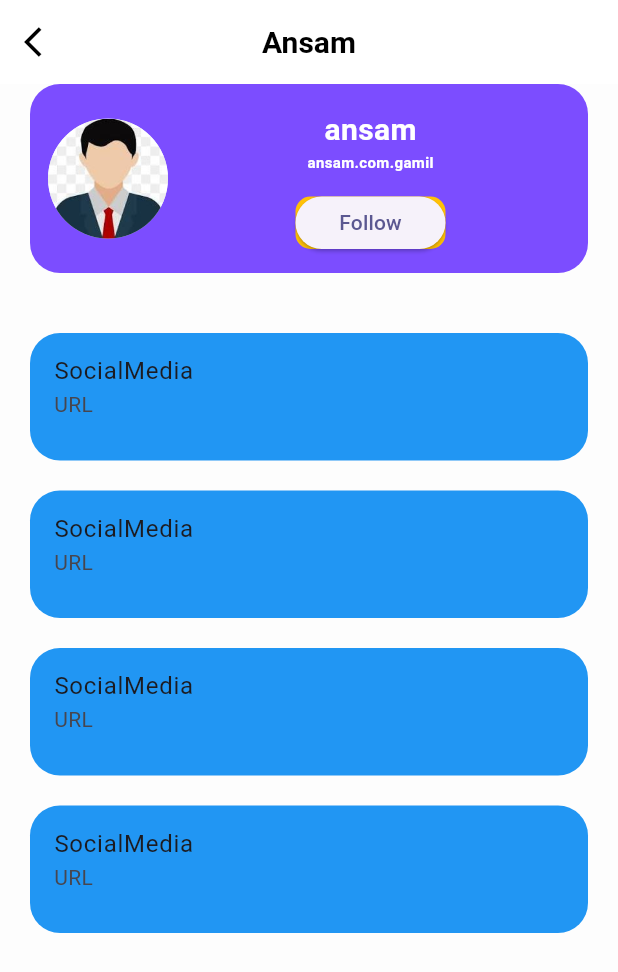
After one commit to rawan-alwadiya/betweenerApp, a Flutter app: the FriendProfile screen opened directly, on a phone screen of 412 x 824 dp. The commit adds this screen. Shown: the top 972 px of the screen. Run offline on Flutter 3.47's test engine with Material 2 defaults, Android fonts, the phone set to English and light mode, and no system bars; drawn by our look-alikes of flutter_slidable; our stand-ins replace flutter_svg, font_awesome_flutter.

Commit message:
add  new file

```diff
--- a/lib/core/util/assets.dart
+++ b/lib/core/util/assets.dart
@@ -2,4 +2,5 @@ class AssetsData {
   static const onBoardingImage = 'assets/imgs/onboarding.svg';
   static const authImage = 'assets/imgs/auth.svg';
   static const qrImage = 'assets/imgs/qr_code.png';
+  static const user = 'assets/imgs/user.jpg';
 }
--- /dev/null
+++ b/lib/features/FriendProfile/SlidableFriend.dart
@@ -0,0 +1,55 @@
+
+import 'package:flutter/material.dart';
+import 'package:flutter_slidable/flutter_slidable.dart';
+
+
+
+class SlidableSocialFriend extends StatelessWidget {
+
+  final String URL;
+  final String SocialMedia;
+
+  SlidableSocialFriend(this.URL, this.SocialMedia);
+
+  @override
+  Widget build(BuildContext context) {
+    return Slidable(
+       endActionPane:  ActionPane(motion: BehindMotion(),
+            children: [
+              Container(
+                width: 85,
+                height: double.infinity,
+                margin: EdgeInsets.symmetric(horizontal: 5,vertical: 5),
+                child: SlidableAction(
+                  backgroundColor: Colors.green,
+                  icon: Icons.edit,
+                  onPressed:(context){},
+                ),
+              ),
+              Container(
+                width: 85,
+                height: double.infinity,
+                margin: EdgeInsets.symmetric(horizontal: 5,vertical: 5),
+                child: SlidableAction(
+                  backgroundColor: Colors.red,
+                  icon: Icons.delete,
+                  onPressed:(context){},
+                ),
+              )
+            ],),
+          child: Container(
+            width: double.infinity,
+            height: 85,
+            margin: EdgeInsets.symmetric(vertical: 10,horizontal: 20),
+            decoration: BoxDecoration(
+              color: Colors.blue,
+              borderRadius: BorderRadius.circular(20)
+            ),
+            child: ListTile(
+              title: Text('$SocialMedia'),
+              subtitle: Text('$URL'),
+            ),
+          ),
+        );
+  }
+}
--- /dev/null
+++ b/lib/features/FriendProfile/identificationFriend.dart
@@ -0,0 +1,66 @@
+import 'package:flutter/material.dart';
+
+import '../../core/util/assets.dart';
+
+class identificationFriend extends StatelessWidget {
+
+  final String name;
+  final String email;
+
+
+
+  identificationFriend({this.name = 'ansam', this.email= 'ansam.com.gamil'});
+
+  @override
+  Widget build(BuildContext context) {
+    return Container(
+      height: 126,
+      width: 350,
+       margin: EdgeInsets.symmetric(horizontal: 20),
+      decoration: BoxDecoration(
+        color: Colors.deepPurpleAccent,
+        borderRadius: BorderRadius.circular(20),
+      ),
+
+      child: Row(
+        crossAxisAlignment: CrossAxisAlignment.start,
+        children: [
+          SizedBox(
+            width: 12,
+          ),
+          Center(
+            child: CircleAvatar(
+              maxRadius: 40,
+              backgroundImage: AssetImage(AssetsData.user),
+            ),
+          ),
+          Spacer(),
+          Column(
+            children: [
+              Spacer(),
+              Text("$name",style: TextStyle(fontWeight: FontWeight.bold,color:Colors.white,fontSize: 20 ),),
+              Text("$email",style: TextStyle(fontWeight: FontWeight.bold,color:Colors.white,fontSize: 10 ),),Spacer(),
+             Container(
+                width: 100,
+                height: 35,
+                decoration: BoxDecoration(
+                  color: Colors.amber,
+                  borderRadius: BorderRadius.circular(10)
+                ),
+                child: ElevatedButton(
+
+                    onPressed: (){}, child: Text('Follow')),
+              ),
+              Spacer()
+            ],
+          ),
+          SizedBox(
+            width: 10,
+          ),
+          Spacer(),
+
+        ],
+      ),
+    );
+  }
+}
--- /dev/null
+++ b/lib/features/profile/friendProfile.dart
@@ -0,0 +1,50 @@
+import 'package:flutter/material.dart';
+
+import '../FriendProfile/SlidableFriend.dart';
+import '../FriendProfile/identificationFriend.dart';
+
+
+
+class FriendProfile extends StatefulWidget {
+  const FriendProfile({Key? key}) : super(key: key);
+
+  @override
+  State<FriendProfile> createState() => _FriendProfileState();
+}
+
+class _FriendProfileState extends State<FriendProfile> {
+  @override
+  Widget build(BuildContext context) {
+    return Scaffold(
+      appBar: AppBar(
+        title: Text("Ansam",style: TextStyle(fontSize: 20,color: Colors.black),),
+        centerTitle: true,
+        backgroundColor: Colors.white,
+        elevation: 0,
+        leading: IconButton(onPressed: () {  }, icon: Icon(Icons.arrow_back_ios,color: Colors.black),),
+      ),
+      body: Column(
+        crossAxisAlignment: CrossAxisAlignment.stretch,
+        children: [
+          identificationFriend(),
+      SizedBox(
+        height: 30,
+      ),
+          SizedBox(
+            height: 500,
+            width: double.infinity,
+            child: ListView.builder(
+              itemCount: 4,
+              itemBuilder: (context, index) {
+                return SlidableSocialFriend('URL', 'SocialMedia');
+              },),
+          ),
+          Spacer(),
+
+          SizedBox(height: 20,)
+
+        ],
+      ),
+    );
+  }
+}
--- a/pubspec.yaml
+++ b/pubspec.yaml
@@ -37,6 +37,7 @@ dependencies:
   cupertino_icons: ^1.0.2
   flutter_svg: ^2.0.7
   font_awesome_flutter: ^10.5.0
+  flutter_slidable: ^1.3.0
 
 dev_dependencies:
   flutter_test:
```
Also changed, not shown: lib/features/profile/Profile/Slidable.dart (added, +56 -0 lines), lib/features/profile/Profile/identification.dart (added, +58 -0 lines), lib/features/profile/profile_view.dart (+53 -4 lines), assets/imgs/user.jpg (added).
